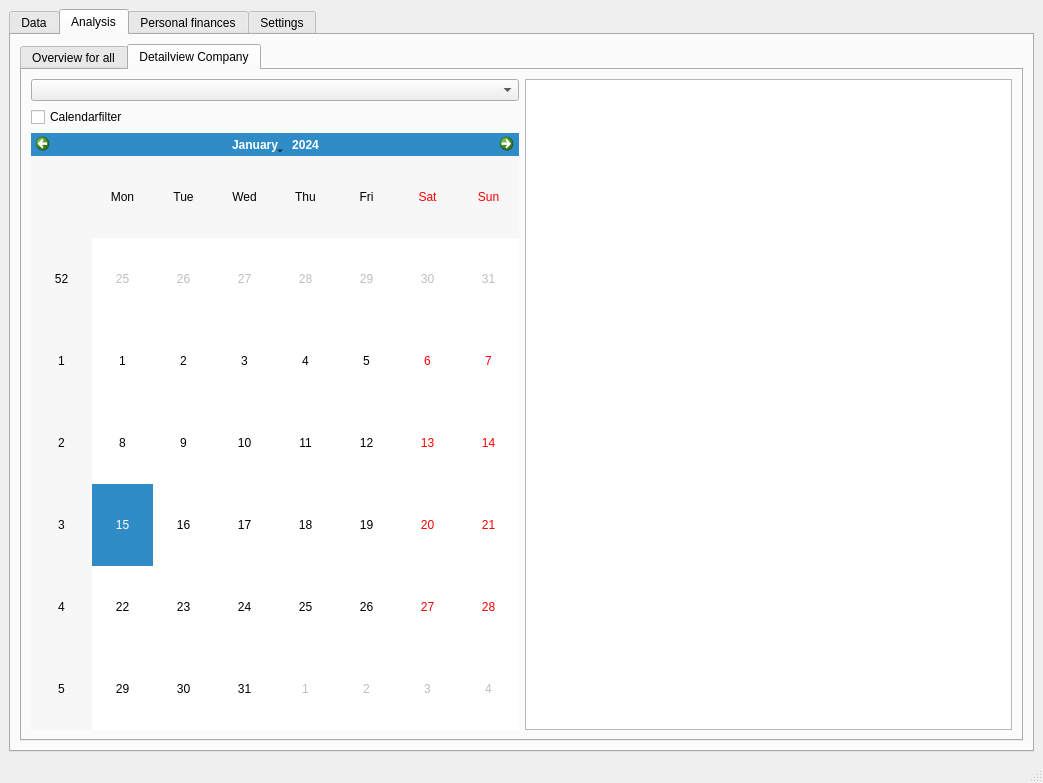
hersche/jobManagement, file ui/gui.ui: the form before one commit.
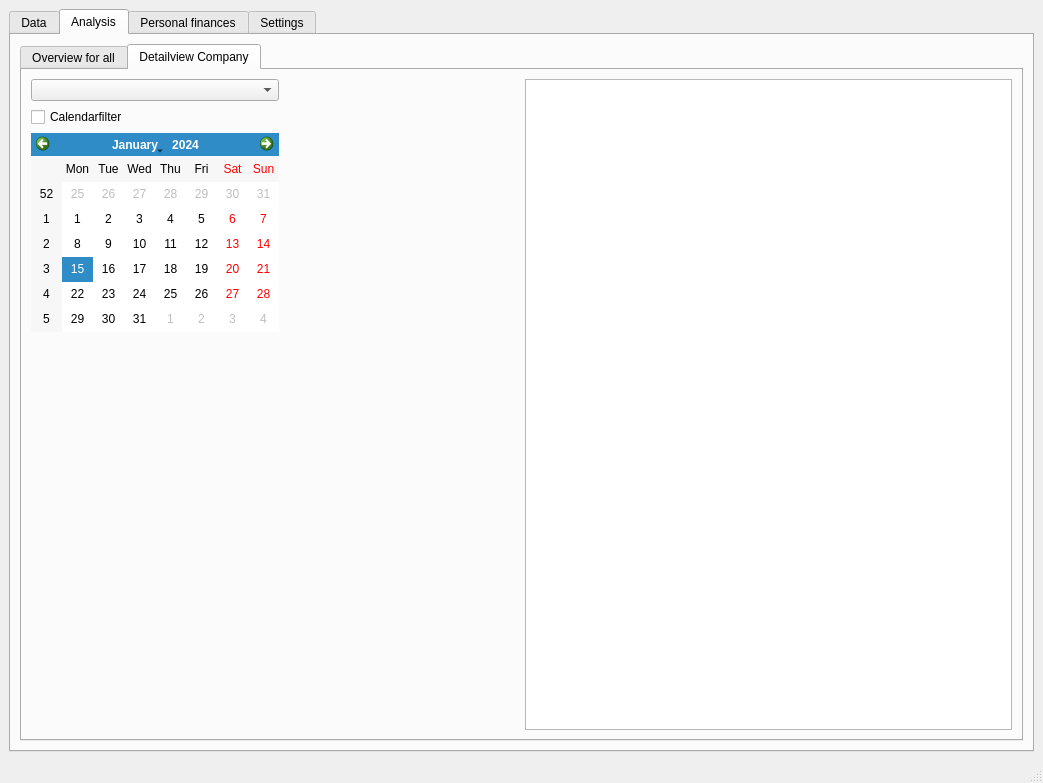
The form after the commit. The open tabs and pages were chosen to show the change.

Commit message: make fat calendar on singlecompany-analyses more slim..

Patch:
```diff
--- a/ui/gui.ui
+++ b/ui/gui.ui
@@ -902,6 +902,32 @@
            <layout class="QHBoxLayout" name="horizontalLayout_2">
             <item>
              <layout class="QGridLayout" name="gridLayout">
+              <item row="4" column="0">
+               <spacer name="verticalSpacer">
+                <property name="orientation">
+                 <enum>Qt::Vertical</enum>
+                </property>
+                <property name="sizeHint" stdset="0">
+                 <size>
+                  <width>20</width>
+                  <height>40</height>
+                 </size>
+                </property>
+               </spacer>
+              </item>
+              <item row="3" column="0">
+               <spacer name="verticalSpacer_2">
+                <property name="orientation">
+                 <enum>Qt::Vertical</enum>
+                </property>
+                <property name="sizeHint" stdset="0">
+                 <size>
+                  <width>20</width>
+                  <height>40</height>
+                 </size>
+                </property>
+               </spacer>
+              </item>
               <item row="0" column="0">
                <widget class="QComboBox" name="companyViewSelect"/>
               </item>
@@ -915,6 +941,19 @@
                 </property>
                </widget>
               </item>
+              <item row="2" column="1">
+               <spacer name="horizontalSpacer">
+                <property name="orientation">
+                 <enum>Qt::Horizontal</enum>
+                </property>
+                <property name="sizeHint" stdset="0">
+                 <size>
+                  <width>40</width>
+                  <height>20</height>
+                 </size>
+                </property>
+               </spacer>
+              </item>
              </layout>
             </item>
             <item>
```
Left out of the diff: 2 changed lines with no effect on the pictures. The commit also changes 1 other file.
